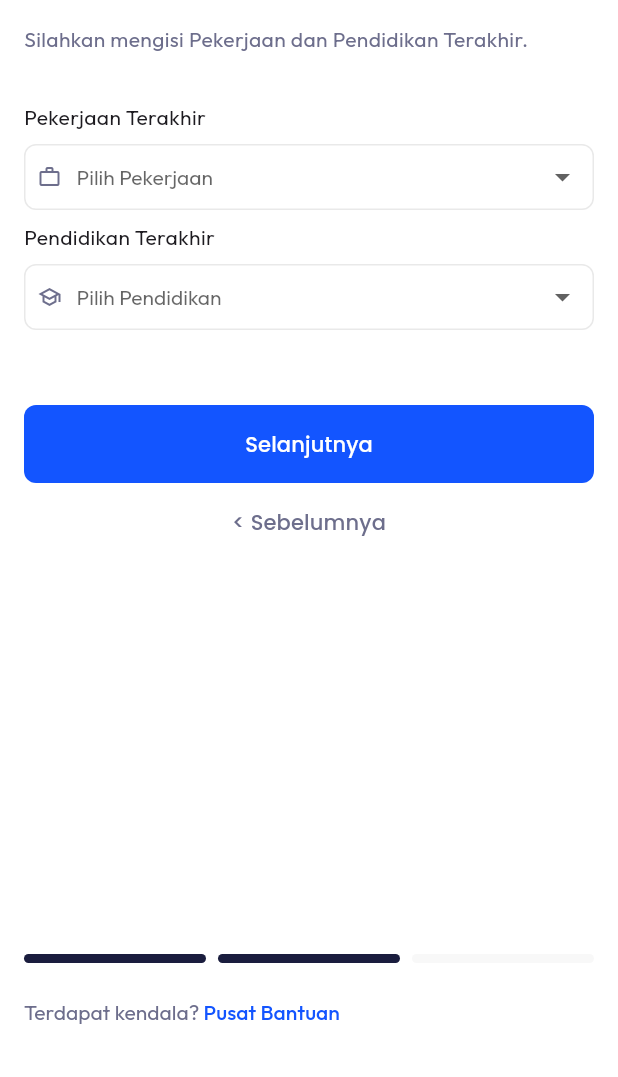
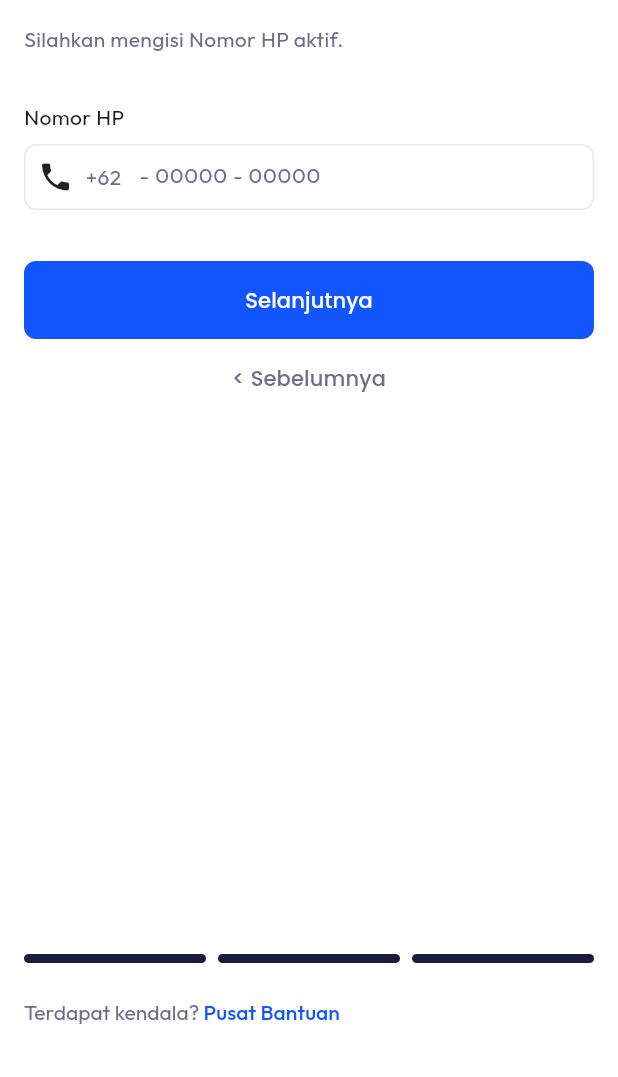
Before and after one commit to indahgithaa/includemy, a Flutter app: the PilihPekerjaanTerakhir screen opened directly, after a tap on "Selanjutnya", on a phone screen of 412 x 824 dp, the part 159-1236 px from its top. Run offline on Flutter 3.47's test engine with Material 3 defaults, Android fonts, the phone set to English and light mode, and no system bars; our stand-ins replace flutter_svg, google_fonts.

Commit message:
fix: input phone number bugs (isCollapsed)

```diff
--- a/lib/pages/halaman_registrasi/nomor_hp.dart
+++ b/lib/pages/halaman_registrasi/nomor_hp.dart
@@ -0,0 +1,153 @@
+import 'package:flutter/gestures.dart';
+import 'package:flutter/material.dart';
+import 'package:flutter_svg/flutter_svg.dart';
+import 'package:google_fonts/google_fonts.dart';
+import 'package:includemy/styles/color_styles.dart';
+import '../widgets/text_fields.dart';
+import '../widgets/password_fields.dart';
+import '../widgets/buttons.dart';
+import '../widgets/pageViewIndicator.dart';
+import './pilih_pekerjaan_terakhir.dart';
+
+class MasukkanNomorHpPage extends StatefulWidget {
+  const MasukkanNomorHpPage({super.key});
+
+  @override
+  State<MasukkanNomorHpPage> createState() => _MasukkanNomorHPPage();
+}
+
+class _MasukkanNomorHPPage extends State<MasukkanNomorHpPage> {
+  TextEditingController phoneNumberController = TextEditingController();
+  String? _selectedGender;
+  List<String> genders = ["Perempuan", "Laki-laki"];
+
+  @override
+  Widget build(BuildContext context) {
+    return Scaffold(
+      backgroundColor: ColorStyles.white,
+      body: SingleChildScrollView(
+        child: Padding(
+          padding: const EdgeInsets.all(16),
+          child: SizedBox(
+            height: MediaQuery.of(context).size.height - 50,
+            child: Column(
+              crossAxisAlignment: CrossAxisAlignment.start,
+              children: [
+                SizedBox(height: 50),
+                SvgPicture.asset('assets/logo.svg'),
+                SizedBox(height: 16,),
+                Text(
+                  "Silahkan mengisi Nomor HP aktif.",
+                  style: GoogleFonts.outfit(
+                    fontSize: 14,
+                    color: ColorStyles.greyText,
+                  ),
+                ),
+                SizedBox(height: 32,),
+                Text(
+                  "Nomor HP",
+                  style: GoogleFonts.outfit(
+                    fontSize: 14,
+                  ),
+                ),
+                SizedBox(height: 8,),
+                Container(
+                  padding: EdgeInsets.all(8),
+                  decoration: BoxDecoration(
+                    borderRadius: BorderRadius.circular(8),
+                    border: Border.all(
+                      color: ColorStyles.greyOutline, // Focused border color
+                    ),
+                  ),
+                  height: 44,
+                  width: MediaQuery.of(context).size.width,
+                  child: Center(
+                    child: Row(
+                      crossAxisAlignment: CrossAxisAlignment.center,
+                      children: [
+                        Icon(Icons.phone),
+                        SizedBox(width: 8,),
+                        Text('+62', style: GoogleFonts.outfit(fontSize: 14, color: ColorStyles.greyText),),
+                        SizedBox(width: 8,),
+                        Expanded(
+                          child: TextFormField(
+                            style: GoogleFonts.outfit(
+                              fontSize: 14,
+                              color: ColorStyles.greyText
+                            ),
+                            textAlignVertical: TextAlignVertical.center,
+                            controller: phoneNumberController,
+                            keyboardType: TextInputType.phone,
+                            decoration: InputDecoration(
+                              contentPadding: EdgeInsets.all(4),
+                              isCollapsed: true,
+                              hintText: ('- 00000 - 00000'),
+                              hintStyle: TextStyle(
+                                color: ColorStyles.greyText,
+                              ),
+                              enabledBorder: InputBorder.none,
+                              focusedBorder: InputBorder.none,
+                            ),
+                          ),
+                        )
+                      ]
+                    ),
+                  ),
+                ),
+                SizedBox(height: 34,),
+                Buttons(
+                  text: "Selanjutnya",
+                  onClicked: (){
+                  },
+                  width: MediaQuery.of(context).size.width,
+                  backgroundColor: ColorStyles.primary,
+                  fontColor: Colors.white,
+                ),
+                Buttons(
+                  text: "< Sebelumnya",
+                  onClicked: (){},
+                  width: MediaQuery.of(context).size.width,
+                  backgroundColor: ColorStyles.white,
+                  fontColor: ColorStyles.greyText,
+                ),
+                Expanded(
+                  child: Container(),
+                ),
+                Column(
+                  crossAxisAlignment: CrossAxisAlignment.start,
+                  children: [
+                    PageViewIndicators(
+                      indicator1: ColorStyles.selectionBlack,
+                      indicator2: ColorStyles.selectionBlack,
+                      indicator3: ColorStyles.selectionBlack,
+                    ),
+                    SizedBox(height: 24),
+                    RichText(
+                      text: TextSpan(
+                        text: "Terdapat kendala? ",
+                        style: GoogleFonts.outfit(
+                          color: ColorStyles.greyText,
+                          fontSize: 14
+                        ),
+                        children: [
+                          TextSpan(
+                            text: "Pusat Bantuan",
+                            style: GoogleFonts.outfit(
+                              color: ColorStyles.primary,
+                              fontWeight: FontWeight.w500
+                            ),
+                          //  recognizer: TapGestureRecognizer() ..onTap = () => Navigator.pushReplacement(context, MaterialPageRoute(builder: (context) => SignupPage())),
+                          )
+                        ]
+                      )
+                    ),
+                  ],
+                ),
+              ],
+            ),
+          ),
+        ),
+      ),
+    );
+  }
+}
--- a/lib/pages/halaman_registrasi/pilih_pekerjaan_terakhir.dart
+++ b/lib/pages/halaman_registrasi/pilih_pekerjaan_terakhir.dart
@@ -8,6 +8,7 @@ import '../widgets/password_fields.dart';
 import '../widgets/buttons.dart';
 import '../widgets/pageViewIndicator.dart';
 import './pilih_tanggal_lahir.dart';
+import './nomor_hp.dart';
 
 class PilihPekerjaanTerakhir extends StatefulWidget {
   const PilihPekerjaanTerakhir({super.key});
@@ -148,7 +149,9 @@ class _PilihPekerjaanTerakhirState extends State<PilihPekerjaanTerakhir> {
                 SizedBox(height: 34,),
                 Buttons(
                   text: "Selanjutnya",
-                  onClicked: (){},
+                  onClicked: (){
+                    Navigator.push(context, MaterialPageRoute(builder: (context) => MasukkanNomorHpPage()));
+                  },
                   width: MediaQuery.of(context).size.width,
                   backgroundColor: ColorStyles.primary,
                   fontColor: Colors.white,
```
Also changed, not shown: assets/bendera.svg (added).
